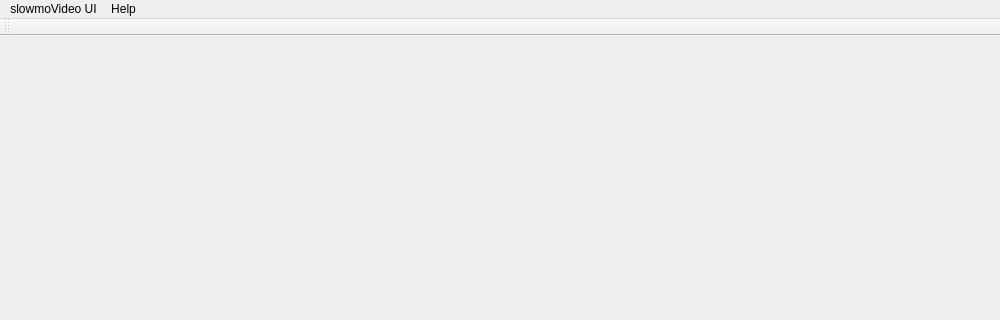
slowmoVideo/slowmoVideo, file slowmoVideo/slowmoUI/mainwindow.ui: the form before one commit; both pictures show x 0 to 1000 and y 0 to 320 of the 1000 by 700 pixel window.
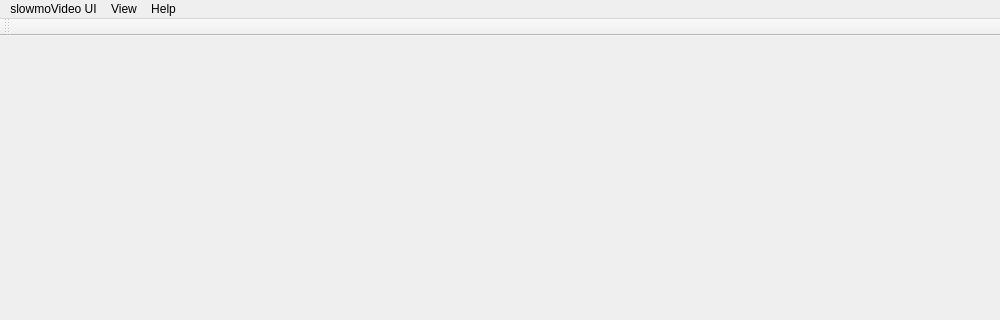
The form after the commit.

Commit message: Slowmo UI: * Curve monitor added. The curve monitor displays the frame (rounded, no interpolation!) that will be rendered at the mouse position. * Widgets can now be opened/closed via the menu bar (View > [widget name]).

```diff
--- a/slowmoVideo/slowmoUI/mainwindow.ui
+++ b/slowmoVideo/slowmoUI/mainwindow.ui
@@ -47,7 +47,13 @@
     <addaction name="actionAbout"/>
     <addaction name="actionShortcuts"/>
    </widget>
+   <widget class="QMenu" name="menuView">
+    <property name="title">
+     <string>View</string>
+    </property>
+   </widget>
    <addaction name="menuSlowmoVideo_UI"/>
+   <addaction name="menuView"/>
    <addaction name="menuHelp"/>
   </widget>
   <widget class="QToolBar" name="mainToolBar">
```
The commit also changes 9 other files.
